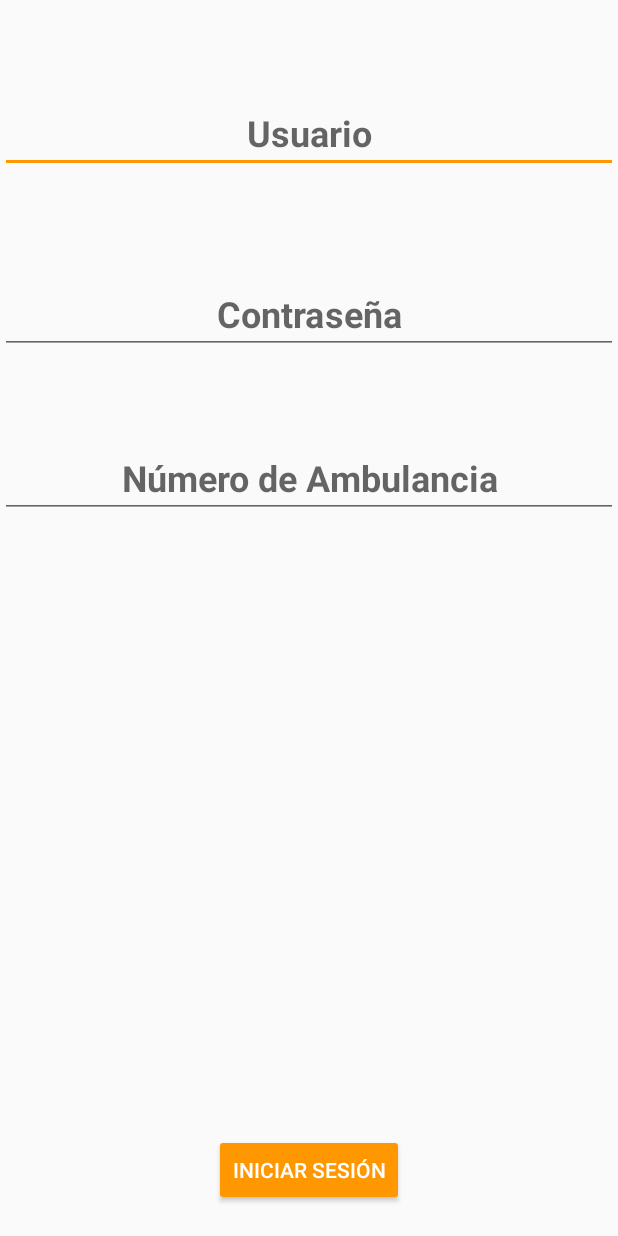
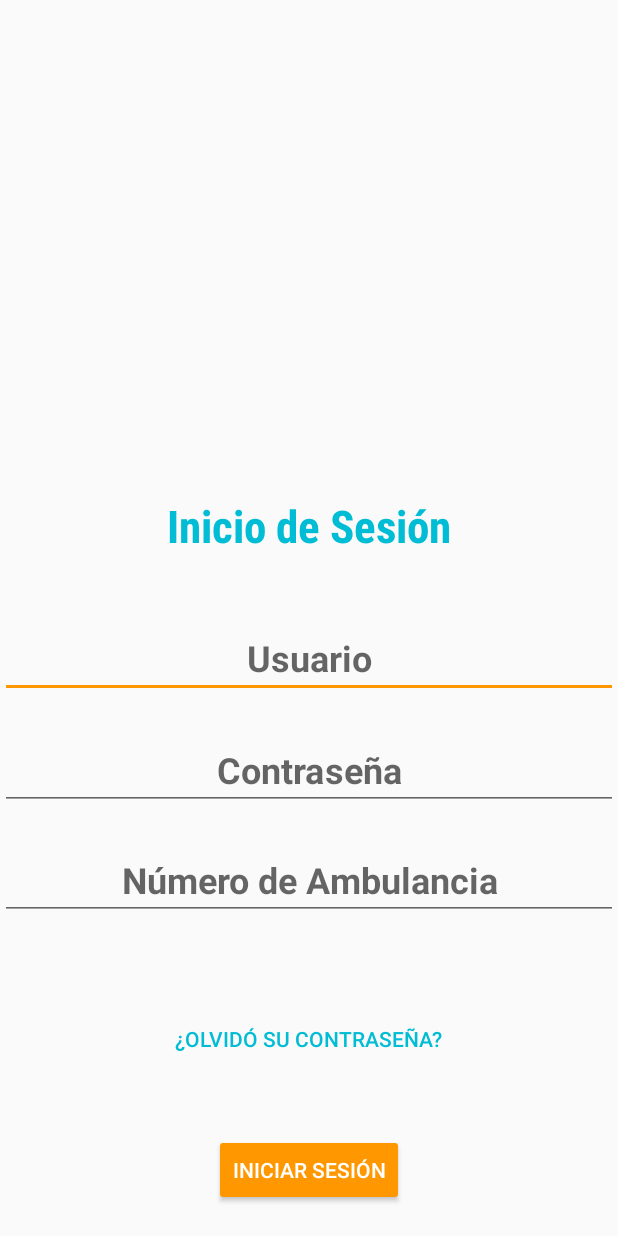
Before and after one commit to kornofilo/DS6-SATEM, an Android app: the screen it shows after launch (LoginActivity), on a phone screen of 412 x 824 dp. Run offline under Robolectric (Android 15) with nearby library versions, the phone set to English and light mode, and no system bars.

Commit message:
Satem APP - Activities Update

```diff
--- a/SATEMapp/app/src/main/res/layout/activity_login.xml
+++ b/SATEMapp/app/src/main/res/layout/activity_login.xml
@@ -13,46 +13,46 @@
         android:id="@+id/editTextUsuario"
         android:layout_width="wrap_content"
         android:layout_height="wrap_content"
-        android:layout_alignParentEnd="true"
-        android:layout_alignParentStart="true"
-        android:layout_alignParentTop="true"
-        android:layout_marginTop="62dp"
         android:ems="10"
         android:hint="@string/usuario"
         android:inputType="textEmailAddress"
         android:textAlignment="center"
         android:textSize="24sp"
-        android:textStyle="bold" />
+        android:textStyle="bold"
+        android:layout_above="@+id/editTextPassword"
+        android:layout_marginBottom="21dp"
+        android:layout_alignParentEnd="true"
+        android:layout_alignParentStart="true" />
 
     <EditText
         android:id="@+id/editTextPassword"
         android:layout_width="wrap_content"
         android:layout_height="wrap_content"
-        android:layout_marginTop="67dp"
         android:ems="10"
         android:hint="@string/password"
-        android:inputType="textEmailAddress"
+        android:inputType="textPassword"
         android:textAlignment="center"
         android:textSize="24sp"
         android:textStyle="bold"
-        android:layout_below="@+id/editTextUsuario"
-        android:layout_alignParentEnd="true"
-        android:layout_alignParentStart="true" />
+        android:layout_alignBottom="@+id/editTextNAmbulancia"
+        android:layout_alignParentStart="true"
+        android:layout_marginBottom="73dp"
+        android:layout_alignParentEnd="true" />
 
     <EditText
         android:id="@+id/editTextNAmbulancia"
         android:layout_width="wrap_content"
         android:layout_height="wrap_content"
-        android:layout_alignParentEnd="true"
-        android:layout_alignParentStart="true"
-        android:layout_below="@+id/editTextPassword"
-        android:layout_marginTop="56dp"
         android:ems="10"
         android:hint="@string/numAmb"
-        android:inputType="textPersonName"
+        android:inputType="number"
         android:textAlignment="center"
         android:textSize="24sp"
-        android:textStyle="bold" />
+        android:textStyle="bold"
+        android:layout_above="@+id/buttonForget"
+        android:layout_alignParentStart="true"
+        android:layout_marginBottom="55dp"
+        android:layout_alignParentEnd="true" />
 
     <Button
         android:id="@+id/buttonLogin"
@@ -63,4 +63,28 @@
         android:layout_centerHorizontal="true"
         android:layout_marginBottom="20dp"
         android:text="@string/login" />
+
+    <Button
+        android:id="@+id/buttonForget"
+        style="@style/Widget.AppCompat.Button.Borderless"
+        android:layout_width="wrap_content"
+        android:layout_height="wrap_content"
+        android:text="@string/olvidosucontrasenha"
+        android:textColor="@color/colorForget"
+        android:layout_above="@+id/buttonLogin"
+        android:layout_centerHorizontal="true"
+        android:layout_marginBottom="39dp" />
+
+    <TextView
+        android:id="@+id/textView2"
+        android:layout_width="wrap_content"
+        android:layout_height="wrap_content"
+        android:layout_above="@+id/editTextUsuario"
+        android:layout_centerHorizontal="true"
+        android:layout_marginBottom="41dp"
+        android:fontFamily="sans-serif-condensed"
+        android:text="@string/loginTitle"
+        android:textColor="@color/colorTitle"
+        android:textSize="30sp"
+        android:textStyle="bold" />
 </RelativeLayout>
--- a/SATEMapp/app/src/main/res/values/colors.xml
+++ b/SATEMapp/app/src/main/res/values/colors.xml
@@ -3,4 +3,6 @@
     <color name="colorPrimary">#00bcd4</color>
     <color name="colorPrimaryDark">#0097a7</color>
     <color name="colorAccent">#ff9800</color>
+    <color name="colorForget">#00bcd4</color>
+    <color name="colorTitle">#00bcd4</color>
 </resources>
--- a/SATEMapp/app/src/main/res/values/strings.xml
+++ b/SATEMapp/app/src/main/res/values/strings.xml
@@ -33,6 +33,8 @@
     <string name="password">Contraseña</string>
     <string name="numAmb">Número de Ambulancia</string>
     <string name="login">Iniciar Sesión</string>
+    <string name="olvidosucontrasenha">¿Olvidó su Contraseña?</string>
+    <string name="loginTitle">Inicio de Sesión</string>
 
     <string-array name="sexoOpts">
         <item>Femenino</item>
```
